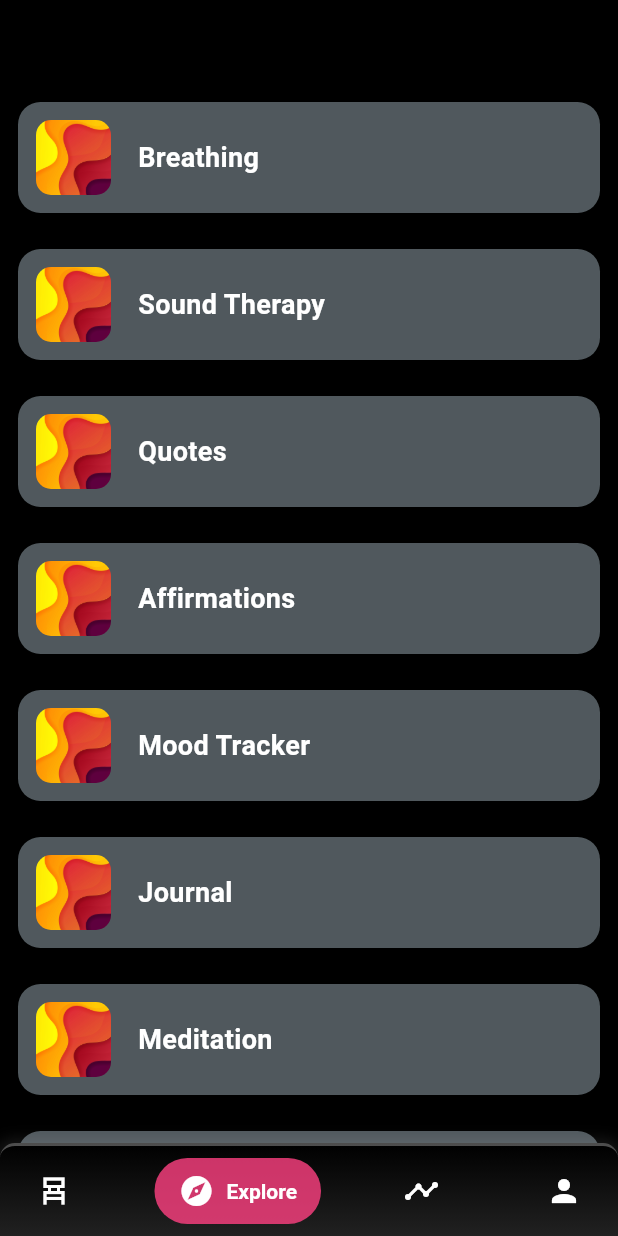
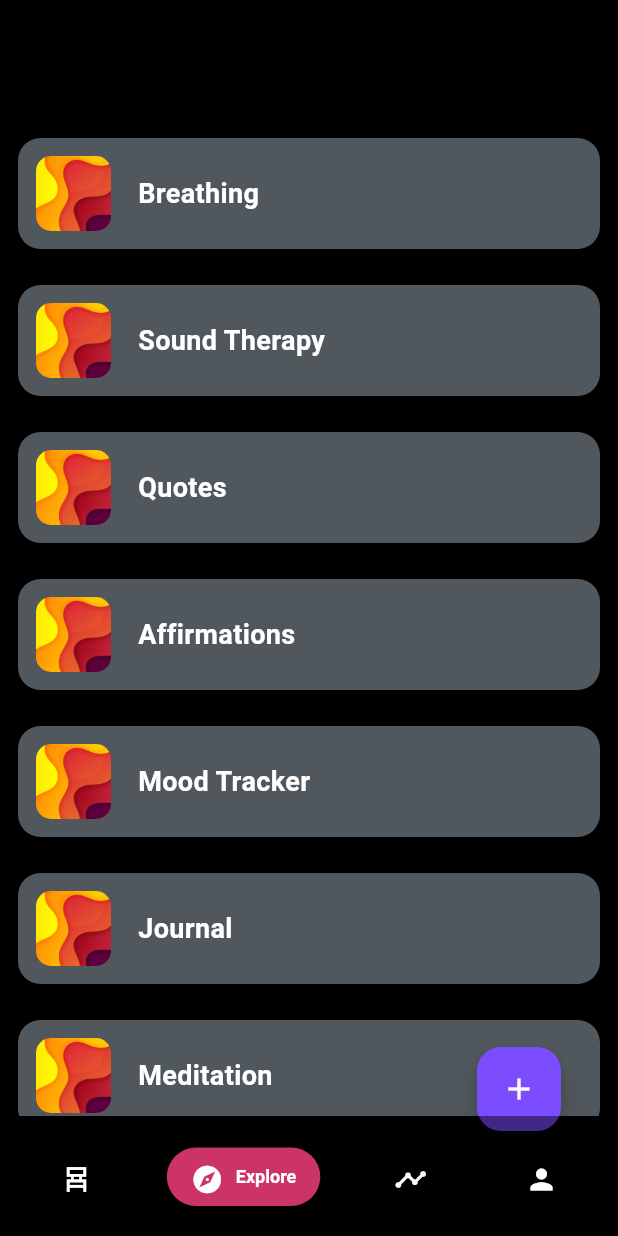
Before and after one commit to nayan1306/aarav, a Flutter app: the screen it shows after launch, item 2 of the bottom bar chosen, on a phone screen of 412 x 824 dp. Run offline on Flutter 3.47's test engine with Material 3 defaults, Android fonts, the phone set to English and light mode, and no system bars; drawn by our look-alikes of salomon_bottom_bar; our stand-ins replace audioplayers.

Commit message:
added floating action button

```diff
--- a/lib/Pages/explorepage.dart
+++ b/lib/Pages/explorepage.dart
@@ -16,71 +16,77 @@ class _ExplorePageState extends State<ExplorePage> {
     return Scaffold(
       appBar: AppBar(
         backgroundColor: const Color.fromARGB(104, 0, 0, 0),
-        leading: Text(""),
-        actions: [
-          // IconButton(
-          //   icon: const Icon(Icons.info_outline, color: Colors.white),
-          //   onPressed: () {},
-          // ),
-        ],
+        leading: const SizedBox(), // Empty to maintain spacing
+        actions: const [],
       ),
       extendBodyBehindAppBar: true,
       body: ListView(
+        padding: const EdgeInsets.only(top: 80), // Pushes content below AppBar
         children: [
           Center(
             child: Column(
               mainAxisAlignment: MainAxisAlignment.center,
               children: [
                 ExploreCard(
-                  page: BreathingPage(), // Pass your page here
-                  title: "Breathing", // Custom title
-                  imagePath: "assets/images/test_bg.png", // Custom image
+                  page: BreathingPage(),
+                  title: "Breathing",
+                  imagePath: "assets/images/test_bg.png",
                 ),
                 ExploreCard(
-                  page: Soundspage(), // Pass your page here
-                  title: "Sound Therapy", // Custom title
-                  imagePath: "assets/images/test_bg.png", // Custom image
+                  page: Soundspage(),
+                  title: "Sound Therapy",
+                  imagePath: "assets/images/test_bg.png",
                 ),
                 ExploreCard(
-                  page: QuotePage(), // Pass your page here
-                  title: "Quotes", // Custom title
-                  imagePath: "assets/images/test_bg.png", // Custom image
+                  page: QuotePage(),
+                  title: "Quotes",
+                  imagePath: "assets/images/test_bg.png",
                 ),
                 ExploreCard(
-                  page: QuotePage(), // Pass your page here
-                  title: "Affirmations", // Custom title
-                  imagePath: "assets/images/test_bg.png", // Custom image
+                  page: QuotePage(),
+                  title: "Affirmations",
+                  imagePath: "assets/images/test_bg.png",
                 ),
                 ExploreCard(
-                  page: Soundspage(), // Pass your page here
-                  title: "Mood Tracker", // Custom title
-                  imagePath: "assets/images/test_bg.png", // Custom image
+                  page: Soundspage(),
+                  title: "Mood Tracker",
+                  imagePath: "assets/images/test_bg.png",
                 ),
                 ExploreCard(
-                  page: Soundspage(), // Pass your page here
-                  title: "Journal", // Custom title
-                  imagePath: "assets/images/test_bg.png", // Custom image
-                ),
-
-                ExploreCard(
-                  page: Soundspage(), // Pass your page here
-                  title: "Meditation", // Custom title
-                  imagePath: "assets/images/test_bg.png", // Custom image
+                  page: Soundspage(),
+                  title: "Journal",
+                  imagePath: "assets/images/test_bg.png",
                 ),
                 ExploreCard(
-                  page: Soundspage(), // Pass your page here
-                  title: "AI ChatBot", // Custom title
-                  imagePath: "assets/images/test_bg.png", // Custom image
+                  page: Soundspage(),
+                  title: "Meditation",
+                  imagePath: "assets/images/test_bg.png",
                 ),
                 ExploreCard(
-                  page: Soundspage(), // Pass your page here
-                  title: "First Aid", // Custom title
-                  imagePath: "assets/images/test_bg.png", // Custom image
+                  page: Soundspage(),
+                  title: "AI ChatBot",
+                  imagePath: "assets/images/test_bg.png",
+                ),
+                ExploreCard(
+                  page: Soundspage(),
+                  title: "First Aid",
+                  imagePath: "assets/images/test_bg.png",
                 ),
               ],
             ),
           ),
         ],
+      ),
+      floatingActionButton: FloatingActionButton(
+        onPressed: () {
+          // Add your functionality here.
+        },
+        backgroundColor: Colors.deepPurpleAccent,
+        child: const Icon(Icons.add, color: Colors.white),
+      ),
+      floatingActionButtonLocation: const CustomFabLocation(
+        offsetX: 140,
+        offsetY: 10,
       ),
     );
   }
@@ -111,7 +117,7 @@ class ExploreCard extends StatelessWidget {
         child: InkWell(
           borderRadius: BorderRadius.circular(
             15,
-          ), // Ensures ripple effect follows the shape
+          ), // Ripple effect follows shape
           onTap: () {
             Navigator.push(
               context,
@@ -119,13 +125,13 @@ class ExploreCard extends StatelessWidget {
             );
           },
           child: Padding(
-            padding: const EdgeInsets.all(12), // Adds spacing inside the card
+            padding: const EdgeInsets.all(12), // Inner spacing
             child: Row(
               children: [
                 ClipRRect(
                   borderRadius: BorderRadius.circular(10), // Rounded image
                   child: Image.asset(
-                    imagePath, // Use the provided image path
+                    imagePath,
                     width: 50,
                     height: 50,
                     fit: BoxFit.cover,
@@ -133,7 +139,7 @@ class ExploreCard extends StatelessWidget {
                 ),
                 const SizedBox(width: 18), // Space between image and text
                 Text(
-                  title, // Use the provided title
+                  title,
                   style: const TextStyle(
                     color: Colors.white,
                     fontSize: 18,
@@ -148,3 +154,26 @@ class ExploreCard extends StatelessWidget {
     );
   }
 }
+
+/// Custom FAB location to move FAB slightly to the right
+class CustomFabLocation extends FloatingActionButtonLocation {
+  final double offsetX;
+  final double offsetY;
+
+  const CustomFabLocation({this.offsetX = 0, this.offsetY = 0});
+
+  @override
+  Offset getOffset(ScaffoldPrelayoutGeometry scaffoldGeometry) {
+    double fabX =
+        (scaffoldGeometry.scaffoldSize.width -
+                scaffoldGeometry.floatingActionButtonSize.width) /
+            2 +
+        offsetX;
+    double fabY =
+        scaffoldGeometry.scaffoldSize.height -
+        scaffoldGeometry.floatingActionButtonSize.height -
+        scaffoldGeometry.minInsets.bottom +
+        offsetY;
+    return Offset(fabX, fabY);
+  }
+}
--- a/lib/mainscreen.dart
+++ b/lib/mainscreen.dart
@@ -27,70 +27,66 @@ class _MainScreenState extends State<MainScreen> {
     return Scaffold(
       backgroundColor: Colors.black,
       body: _pages[_currentIndex],
-      bottomNavigationBar: Container(
-        decoration: BoxDecoration(
-          gradient: LinearGradient(
-            colors: [Colors.black, Colors.grey[900]!],
-            begin: Alignment.topCenter,
-            end: Alignment.bottomCenter,
-          ),
-          borderRadius: const BorderRadius.vertical(top: Radius.circular(10)),
-          boxShadow: [
-            BoxShadow(
-              color: Colors.white.withOpacity(0.1),
-              blurRadius: 8,
-              spreadRadius: 2,
-            ),
-          ],
+      bottomNavigationBar: BottomAppBar(
+        shape: CircularNotchedRectangle(), // Standard notch
+        notchMargin: 6, // Controls notch gap
+        color: const Color.fromARGB(121, 0, 0, 0),
+        elevation: 3,
+        child: Container(
+          height: 55,
+          width: double.infinity,
+          decoration: const BoxDecoration(
             border: Border(
-            top: BorderSide(
-              color: Colors.white.withOpacity(0.3), // Border color
-              width: 2, // Border thickness
-            ),
+              top: BorderSide(color: Color.fromARGB(137, 0, 0, 0), width: 1),
             ),
           ),
           child: SalomonBottomBar(
             currentIndex: _currentIndex,
             onTap: (index) => setState(() => _currentIndex = index),
-          backgroundColor: Colors.transparent,
+            backgroundColor: const Color.fromARGB(185, 0, 0, 0),
             unselectedItemColor: Colors.grey[400],
             selectedColorOpacity: 0.8,
             items: [
               SalomonBottomBarItem(
-              icon: const Icon(Icons.chair_alt_sharp, color: Colors.white),
+                icon: const Icon(
+                  Icons.chair_alt_sharp,
+                  color: Colors.white,
+                  size: 22,
+                ),
                 title: const Text(
                   "Program",
-                style: TextStyle(color: Colors.white),
+                  style: TextStyle(color: Colors.white, fontSize: 12),
                 ),
                 selectedColor: Colors.deepPurpleAccent,
               ),
               SalomonBottomBarItem(
-              icon: const Icon(Icons.explore, color: Colors.white),
+                icon: const Icon(Icons.explore, color: Colors.white, size: 22),
                 title: const Text(
                   "Explore",
-                style: TextStyle(color: Colors.white),
+                  style: TextStyle(color: Colors.white, fontSize: 12),
                 ),
                 selectedColor: Colors.pinkAccent,
               ),
               SalomonBottomBarItem(
-              icon: const Icon(Icons.timeline, color: Colors.white),
+                icon: const Icon(Icons.timeline, color: Colors.white, size: 22),
                 title: const Text(
                   "Timeline",
-                style: TextStyle(color: Colors.white),
+                  style: TextStyle(color: Colors.white, fontSize: 12),
                 ),
                 selectedColor: Colors.amberAccent,
               ),
               SalomonBottomBarItem(
-              icon: const Icon(Icons.person, color: Colors.white),
+                icon: const Icon(Icons.person, color: Colors.white, size: 22),
                 title: const Text(
                   "Profile",
-                style: TextStyle(color: Colors.white),
+                  style: TextStyle(color: Colors.white, fontSize: 12),
                 ),
                 selectedColor: Colors.tealAccent,
               ),
             ],
           ),
         ),
+      ),
     );
   }
 }
```
Lines whose indentation alone changed are shown as unchanged.
